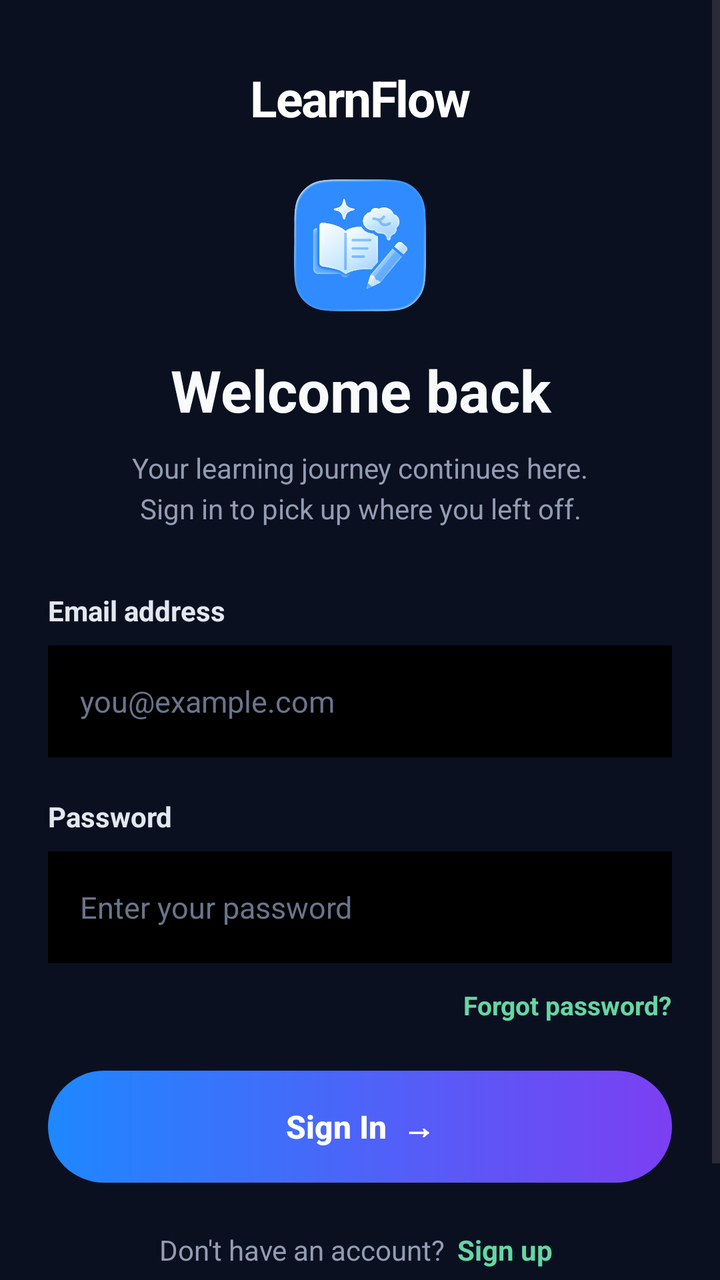
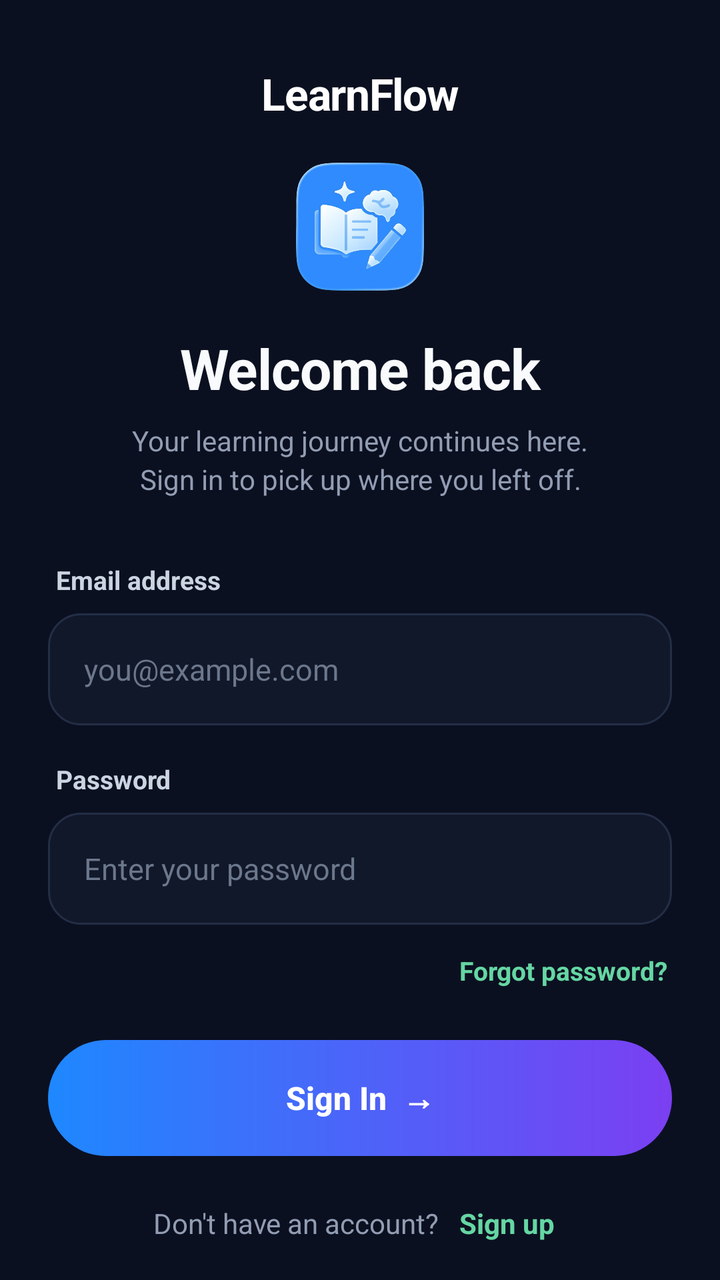

Before-and-after screenshots of an Android layout around one commit, followed by the original layout XML and the change that was made.
<!-- AndroidManifest.xml: application theme Theme.LearnFlow -->
<!-- res/layout/activity_login.xml -->
<?xml version="1.0" encoding="utf-8"?>
<androidx.constraintlayout.widget.ConstraintLayout
    xmlns:android="http://schemas.android.com/apk/res/android"
    xmlns:app="http://schemas.android.com/apk/res-auto"
    xmlns:tools="http://schemas.android.com/tools"
    android:id="@+id/main"
    android:layout_width="match_parent"
    android:layout_height="match_parent"
    android:background="#0B1020"
    tools:context=".Login">

    <ScrollView
        android:layout_width="0dp"
        android:layout_height="0dp"
        android:fillViewport="true"
        android:overScrollMode="never"
        app:layout_constraintWidth_max="460dp"
        app:layout_constraintTop_toTopOf="parent"
        app:layout_constraintBottom_toBottomOf="parent"
        app:layout_constraintStart_toStartOf="parent"
        app:layout_constraintEnd_toEndOf="parent">

        <androidx.constraintlayout.widget.ConstraintLayout
            android:layout_width="match_parent"
            android:layout_height="wrap_content"
            android:paddingStart="24dp"
            android:paddingEnd="24dp"
            android:paddingTop="32dp"
            android:paddingBottom="24dp">

            <TextView
                android:id="@+id/tvBrand"
                android:layout_width="wrap_content"
                android:layout_height="wrap_content"
                android:text="LearnFlow"
                android:textColor="#FFFFFF"
                android:textSize="25sp"
                android:textStyle="bold"
                android:letterSpacing="-0.03"
                app:layout_constraintVertical_chainStyle="packed"
                app:layout_constraintVertical_bias="0.5"
                app:layout_constraintTop_toTopOf="parent"
                app:layout_constraintBottom_toTopOf="@id/imgLogo"
                app:layout_constraintStart_toStartOf="parent"
                app:layout_constraintEnd_toEndOf="parent" />

            <ImageView
                android:id="@+id/imgLogo"
                android:layout_width="66dp"
                android:layout_height="66dp"
                android:layout_marginTop="24dp"
                android:src="@drawable/icon"
                android:scaleType="fitCenter"
                android:contentDescription="LearnFlow logo"
                app:layout_constraintTop_toBottomOf="@id/tvBrand"
                app:layout_constraintBottom_toTopOf="@id/tvWelcome"
                app:layout_constraintStart_toStartOf="parent"
                app:layout_constraintEnd_toEndOf="parent" />

            <TextView
                android:id="@+id/tvWelcome"
                android:layout_width="0dp"
                android:layout_height="wrap_content"
                android:layout_marginTop="20dp"
                android:gravity="center"
                android:text="Welcome back"
                android:textColor="#F8FAFC"
                android:textSize="29sp"
                android:textStyle="bold"
                app:layout_constraintTop_toBottomOf="@id/imgLogo"
                app:layout_constraintBottom_toTopOf="@id/tvSubtitle"
                app:layout_constraintStart_toStartOf="parent"
                app:layout_constraintEnd_toEndOf="parent" />

            <TextView
                android:id="@+id/tvSubtitle"
                android:layout_width="0dp"
                android:layout_height="wrap_content"
                android:layout_marginTop="10dp"
                android:gravity="center"
                android:lineSpacingExtra="4dp"
                android:text="Your learning journey continues here.\nSign in to pick up where you left off."
                android:textColor="#929DB3"
                android:textSize="14sp"
                app:layout_constraintTop_toBottomOf="@id/tvWelcome"
                app:layout_constraintBottom_toTopOf="@id/tvEmailLabel"
                app:layout_constraintStart_toStartOf="parent"
                app:layout_constraintEnd_toEndOf="parent" />

            <TextView
                android:id="@+id/tvEmailLabel"
                android:layout_width="0dp"
                android:layout_height="wrap_content"
                android:layout_marginTop="32dp"
                android:gravity="start"
                android:text="Email address"
                android:textColor="#E2E8F0"
                android:textSize="14sp"
                android:textStyle="bold"
                app:layout_constraintTop_toBottomOf="@id/tvSubtitle"
                app:layout_constraintBottom_toTopOf="@id/etEmail"
                app:layout_constraintStart_toStartOf="parent"
                app:layout_constraintEnd_toEndOf="parent" />

            <EditText
                android:id="@+id/etEmail"
                android:layout_width="0dp"
                android:layout_height="56dp"
                android:layout_marginTop="8dp"
                android:background="@color/black"
                android:gravity="center_vertical|start"
                android:hint="you@example.com"
                android:inputType="textEmailAddress"
                android:paddingStart="16dp"
                android:paddingEnd="16dp"
                android:singleLine="true"
                android:textColor="#FFFFFF"
                android:textColorHint="#69758C"
                android:textSize="15sp"
                android:autofillHints="emailAddress"
                app:layout_constraintTop_toBottomOf="@id/tvEmailLabel"
                app:layout_constraintBottom_toTopOf="@id/tvPasswordLabel"
                app:layout_constraintStart_toStartOf="parent"
                app:layout_constraintEnd_toEndOf="parent" />

            <TextView
                android:id="@+id/tvPasswordLabel"
                android:layout_width="0dp"
                android:layout_height="wrap_content"
                android:layout_marginTop="20dp"
                android:gravity="start"
                android:text="Password"
                android:textColor="#E2E8F0"
                android:textSize="14sp"
                android:textStyle="bold"
                app:layout_constraintTop_toBottomOf="@id/etEmail"
                app:layout_constraintBottom_toTopOf="@id/etPassword"
                app:layout_constraintStart_toStartOf="parent"
                app:layout_constraintEnd_toEndOf="parent" />

            <EditText
                android:id="@+id/etPassword"
                android:layout_width="0dp"
                android:layout_height="56dp"
                android:layout_marginTop="8dp"
                android:background="@color/black"
                android:gravity="center_vertical|start"
                android:hint="Enter your password"
                android:inputType="textPassword"
                android:paddingStart="16dp"
                android:paddingEnd="16dp"
                android:singleLine="true"
                android:textColor="#FFFFFF"
                android:textColorHint="#69758C"
                android:textSize="15sp"
                android:autofillHints="password"
                app:layout_constraintTop_toBottomOf="@id/tvPasswordLabel"
                app:layout_constraintBottom_toTopOf="@id/tvForgotPassword"
                app:layout_constraintStart_toStartOf="parent"
                app:layout_constraintEnd_toEndOf="parent" />

            <TextView
                android:id="@+id/tvForgotPassword"
                android:layout_width="wrap_content"
                android:layout_height="wrap_content"
                android:layout_marginTop="8dp"
                android:layout_marginEnd="-4dp"
                android:padding="4dp"
                android:text="Forgot password?"
                android:textColor="#65D6A3"
                android:textSize="13sp"
                android:textStyle="bold"
                app:layout_constraintTop_toBottomOf="@id/etPassword"
                app:layout_constraintBottom_toTopOf="@id/btnLogin"
                app:layout_constraintEnd_toEndOf="parent" />

            <androidx.appcompat.widget.AppCompatButton
                android:id="@+id/btnLogin"
                android:layout_width="0dp"
                android:layout_height="56dp"
                android:layout_marginTop="20dp"
                android:background="@drawable/button"
                android:gravity="center"
                android:text="Sign In  →"
                android:textAllCaps="false"
                android:textColor="#FFFFFF"
                android:textSize="16sp"
                android:textStyle="bold"
                android:stateListAnimator="@null"
                app:layout_constraintTop_toBottomOf="@id/tvForgotPassword"
                app:layout_constraintBottom_toTopOf="@id/signupContainer"
                app:layout_constraintStart_toStartOf="parent"
                app:layout_constraintEnd_toEndOf="parent" />

            <LinearLayout
                android:id="@+id/signupContainer"
                android:layout_width="wrap_content"
                android:layout_height="wrap_content"
                android:layout_marginTop="20dp"
                android:gravity="center"
                android:orientation="horizontal"
                app:layout_constraintTop_toBottomOf="@id/btnLogin"
                app:layout_constraintBottom_toTopOf="@id/tvFooter"
                app:layout_constraintStart_toStartOf="parent"
                app:layout_constraintEnd_toEndOf="parent">

                <TextView
                    android:layout_width="wrap_content"
                    android:layout_height="wrap_content"
                    android:text="Don't have an account?"
                    android:textColor="#929DB3"
                    android:textSize="14sp" />

                <TextView
                    android:id="@+id/tvSignup"
                    android:clickable="true"
                    android:layout_width="wrap_content"
                    android:layout_height="wrap_content"
                    android:layout_marginStart="2dp"
                    android:padding="4dp"
                    android:text="Sign up"
                    android:textColor="#65D6A3"
                    android:textSize="14sp"
                    android:textStyle="bold" />

            </LinearLayout>

            <TextView
                android:id="@+id/tvFooter"
                android:layout_width="wrap_content"
                android:layout_height="wrap_content"
                android:layout_marginTop="28dp"
                android:gravity="center"
                android:text="LEARN SMARTER. GO FURTHER."
                android:textColor="#536078"
                android:textSize="10sp"
                android:letterSpacing="0.16"
                app:layout_constraintTop_toBottomOf="@id/signupContainer"
                app:layout_constraintStart_toStartOf="parent"
                app:layout_constraintEnd_toEndOf="parent"
                app:layout_constraintBottom_toBottomOf="parent" />

        </androidx.constraintlayout.widget.ConstraintLayout>

    </ScrollView>

</androidx.constraintlayout.widget.ConstraintLayout>
<!-- resources referenced by this layout -->
<resources>
  <color name="black">#000000</color>
  <!-- drawable button (drawable) -->
  <?xml version="1.0" encoding="utf-8"?>
  <ripple xmlns:android="http://schemas.android.com/apk/res/android"
      android:color="#40FFFFFF">
      <item>
          <shape android:shape="rectangle">
              <gradient
                  android:angle="0"
                  android:startColor="#1E88FF"
                  android:endColor="#7B3FF2" />
              <corners android:radius="32dp" />
          </shape>
      </item>
  </ripple>
  <!-- drawable icon: png bitmap (drawable, 192103 bytes) -->
  <style name="Theme.LearnFlow" parent="Base.Theme.LearnFlow" />
  <style name="Base.Theme.LearnFlow" parent="Theme.Material3.DayNight.NoActionBar">
          
          
      </style>
</resources>

<!-- the commit's change to res/layout/activity_login.xml (unified diff, before → after) -->
@@ -14,6 +14,7 @@
         android:layout_height="0dp"
         android:fillViewport="true"
         android:overScrollMode="never"
+        android:scrollbars="none"
         app:layout_constraintWidth_max="460dp"
         app:layout_constraintTop_toTopOf="parent"
         app:layout_constraintBottom_toBottomOf="parent"
@@ -34,9 +35,9 @@
                 android:layout_height="wrap_content"
                 android:text="LearnFlow"
                 android:textColor="#FFFFFF"
-                android:textSize="25sp"
-                android:textStyle="bold"
-                android:letterSpacing="-0.03"
+                android:textSize="22sp"
+                android:textStyle="bold"
+                android:letterSpacing="-0.02"
                 app:layout_constraintVertical_chainStyle="packed"
                 app:layout_constraintVertical_bias="0.5"
                 app:layout_constraintTop_toTopOf="parent"
@@ -46,9 +47,9 @@
 
             <ImageView
                 android:id="@+id/imgLogo"
-                android:layout_width="66dp"
-                android:layout_height="66dp"
-                android:layout_marginTop="24dp"
+                android:layout_width="64dp"
+                android:layout_height="64dp"
+                android:layout_marginTop="20dp"
                 android:src="@drawable/icon"
                 android:scaleType="fitCenter"
                 android:contentDescription="LearnFlow logo"
@@ -65,8 +66,9 @@
                 android:gravity="center"
                 android:text="Welcome back"
                 android:textColor="#F8FAFC"
-                android:textSize="29sp"
-                android:textStyle="bold"
+                android:textSize="28sp"
+                android:textStyle="bold"
+                android:letterSpacing="-0.01"
                 app:layout_constraintTop_toBottomOf="@id/imgLogo"
                 app:layout_constraintBottom_toTopOf="@id/tvSubtitle"
                 app:layout_constraintStart_toStartOf="parent"
@@ -76,9 +78,9 @@
                 android:id="@+id/tvSubtitle"
                 android:layout_width="0dp"
                 android:layout_height="wrap_content"
-                android:layout_marginTop="10dp"
-                android:gravity="center"
-                android:lineSpacingExtra="4dp"
+                android:layout_marginTop="8dp"
+                android:gravity="center"
+                android:lineSpacingExtra="3dp"
                 android:text="Your learning journey continues here.\nSign in to pick up where you left off."
                 android:textColor="#929DB3"
                 android:textSize="14sp"
@@ -92,10 +94,11 @@
                 android:layout_width="0dp"
                 android:layout_height="wrap_content"
                 android:layout_marginTop="32dp"
+                android:layout_marginStart="4dp"
                 android:gravity="start"
                 android:text="Email address"
-                android:textColor="#E2E8F0"
-                android:textSize="14sp"
+                android:textColor="#CBD5E1"
+                android:textSize="13sp"
                 android:textStyle="bold"
                 app:layout_constraintTop_toBottomOf="@id/tvSubtitle"
                 app:layout_constraintBottom_toTopOf="@id/etEmail"
@@ -107,15 +110,16 @@
                 android:layout_width="0dp"
                 android:layout_height="56dp"
                 android:layout_marginTop="8dp"
-                android:background="@color/black"
+                android:background="@drawable/bg_input"
                 android:gravity="center_vertical|start"
                 android:hint="you@example.com"
                 android:inputType="textEmailAddress"
-                android:paddingStart="16dp"
-                android:paddingEnd="16dp"
+                android:imeOptions="actionNext"
+                android:paddingStart="18dp"
+                android:paddingEnd="18dp"
                 android:singleLine="true"
                 android:textColor="#FFFFFF"
-                android:textColorHint="#69758C"
+                android:textColorHint="#6B778C"
                 android:textSize="15sp"
                 android:autofillHints="emailAddress"
                 app:layout_constraintTop_toBottomOf="@id/tvEmailLabel"
@@ -127,11 +131,12 @@
                 android:id="@+id/tvPasswordLabel"
                 android:layout_width="0dp"
                 android:layout_height="wrap_content"
-                android:layout_marginTop="20dp"
+                android:layout_marginTop="18dp"
+                android:layout_marginStart="4dp"
                 android:gravity="start"
                 android:text="Password"
-                android:textColor="#E2E8F0"
-                android:textSize="14sp"
+                android:textColor="#CBD5E1"
+                android:textSize="13sp"
                 android:textStyle="bold"
                 app:layout_constraintTop_toBottomOf="@id/etEmail"
                 app:layout_constraintBottom_toTopOf="@id/etPassword"
@@ -143,15 +148,16 @@
                 android:layout_width="0dp"
                 android:layout_height="56dp"
                 android:layout_marginTop="8dp"
-                android:background="@color/black"
+                android:background="@drawable/bg_input"
                 android:gravity="center_vertical|start"
                 android:hint="Enter your password"
                 android:inputType="textPassword"
-                android:paddingStart="16dp"
-                android:paddingEnd="16dp"
+                android:imeOptions="actionDone"
+                android:paddingStart="18dp"
+                android:paddingEnd="18dp"
                 android:singleLine="true"
                 android:textColor="#FFFFFF"
-                android:textColorHint="#69758C"
+                android:textColorHint="#6B778C"
                 android:textSize="15sp"
                 android:autofillHints="password"
                 app:layout_constraintTop_toBottomOf="@id/tvPasswordLabel"
@@ -165,41 +171,58 @@
                 android:layout_height="wrap_content"
                 android:layout_marginTop="8dp"
                 android:layout_marginEnd="-4dp"
-                android:padding="4dp"
+                android:padding="6dp"
                 android:text="Forgot password?"
                 android:textColor="#65D6A3"
                 android:textSize="13sp"
                 android:textStyle="bold"
                 app:layout_constraintTop_toBottomOf="@id/etPassword"
-                app:layout_constraintBottom_toTopOf="@id/btnLogin"
-                app:layout_constraintEnd_toEndOf="parent" />
-
-            <androidx.appcompat.widget.AppCompatButton
-                android:id="@+id/btnLogin"
-                android:layout_width="0dp"
-                android:layout_height="56dp"
+                app:layout_constraintBottom_toTopOf="@id/loginButtonContainer"
+                app:layout_constraintEnd_toEndOf="parent" />
+
+            <FrameLayout
+                android:id="@+id/loginButtonContainer"
+                android:layout_width="0dp"
+                android:layout_height="58dp"
                 android:layout_marginTop="20dp"
-                android:background="@drawable/button"
-                android:gravity="center"
-                android:text="Sign In  →"
-                android:textAllCaps="false"
-                android:textColor="#FFFFFF"
-                android:textSize="16sp"
-                android:textStyle="bold"
-                android:stateListAnimator="@null"
                 app:layout_constraintTop_toBottomOf="@id/tvForgotPassword"
                 app:layout_constraintBottom_toTopOf="@id/signupContainer"
                 app:layout_constraintStart_toStartOf="parent"
-                app:layout_constraintEnd_toEndOf="parent" />
+                app:layout_constraintEnd_toEndOf="parent">
+
+                <androidx.appcompat.widget.AppCompatButton
+                    android:id="@+id/btnLogin"
+                    android:layout_width="match_parent"
+                    android:layout_height="match_parent"
+                    android:background="@drawable/button"
+                    android:gravity="center"
+                    android:text="Sign In  →"
+                    android:textAllCaps="false"
+                    android:textColor="#FFFFFF"
+                    android:textSize="16sp"
+                    android:textStyle="bold"
+                    android:stateListAnimator="@null" />
+
+                <ProgressBar
+                    android:id="@+id/loginLoader"
+                    style="?android:attr/progressBarStyleSmall"
+                    android:layout_width="26dp"
+                    android:layout_height="26dp"
+                    android:layout_gravity="center"
+                    android:indeterminate="true"
+                    android:indeterminateTint="#FFFFFF"
+                    android:visibility="gone" />
+
+            </FrameLayout>
 
             <LinearLayout
                 android:id="@+id/signupContainer"
                 android:layout_width="wrap_content"
                 android:layout_height="wrap_content"
-                android:layout_marginTop="20dp"
+                android:layout_marginTop="18dp"
                 android:gravity="center"
                 android:orientation="horizontal"
-                app:layout_constraintTop_toBottomOf="@id/btnLogin"
+                app:layout_constraintTop_toBottomOf="@id/loginButtonContainer"
                 app:layout_constraintBottom_toTopOf="@id/tvFooter"
                 app:layout_constraintStart_toStartOf="parent"
                 app:layout_constraintEnd_toEndOf="parent">
@@ -216,8 +239,8 @@
                     android:clickable="true"
                     android:layout_width="wrap_content"
                     android:layout_height="wrap_content"
-                    android:layout_marginStart="2dp"
-                    android:padding="4dp"
+                    android:layout_marginStart="4dp"
+                    android:padding="6dp"
                     android:text="Sign up"
                     android:textColor="#65D6A3"
                     android:textSize="14sp"
@@ -229,12 +252,12 @@
                 android:id="@+id/tvFooter"
                 android:layout_width="wrap_content"
                 android:layout_height="wrap_content"
-                android:layout_marginTop="28dp"
+                android:layout_marginTop="24dp"
                 android:gravity="center"
                 android:text="LEARN SMARTER. GO FURTHER."
                 android:textColor="#536078"
                 android:textSize="10sp"
-                android:letterSpacing="0.16"
+                android:letterSpacing="0.12"
                 app:layout_constraintTop_toBottomOf="@id/signupContainer"
                 app:layout_constraintStart_toStartOf="parent"
                 app:layout_constraintEnd_toEndOf="parent"
<!-- resource entries referenced after the edit -->
@@ -1,6 +1,28 @@
 <!-- resources referenced by this layout -->
 <resources>
-  <color name="black">#000000</color>
+  <!-- drawable bg_input (drawable) -->
+  <?xml version="1.0" encoding="utf-8"?>
+  <selector xmlns:android="http://schemas.android.com/apk/res/android">
+  
+      
+      <item android:state_focused="true">
+          <shape android:shape="rectangle">
+              <solid android:color="#141B30" />
+              <stroke android:width="1.5dp" android:color="#65D6A3" />
+              <corners android:radius="16dp" />
+          </shape>
+      </item>
+  
+      
+      <item>
+          <shape android:shape="rectangle">
+              <solid android:color="#111829" />
+              <stroke android:width="1dp" android:color="#232E47" />
+              <corners android:radius="16dp" />
+          </shape>
+      </item>
+  
+  </selector>
   <!-- drawable button (drawable) -->
   <?xml version="1.0" encoding="utf-8"?>
   <ripple xmlns:android="http://schemas.android.com/apk/res/android"
